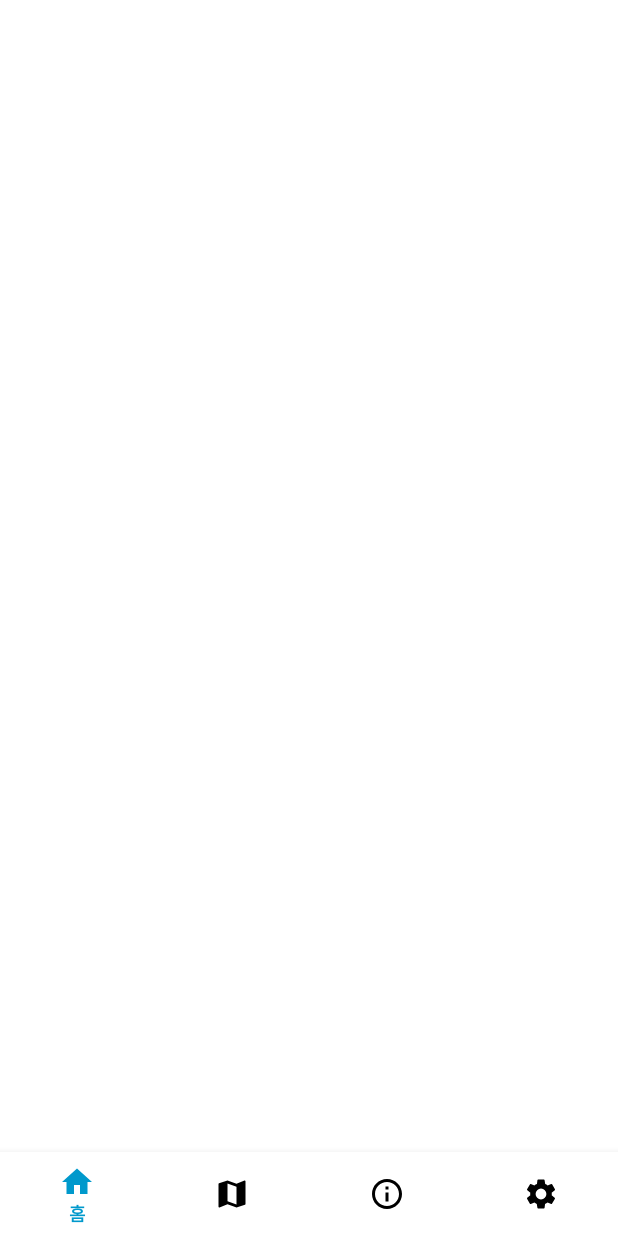
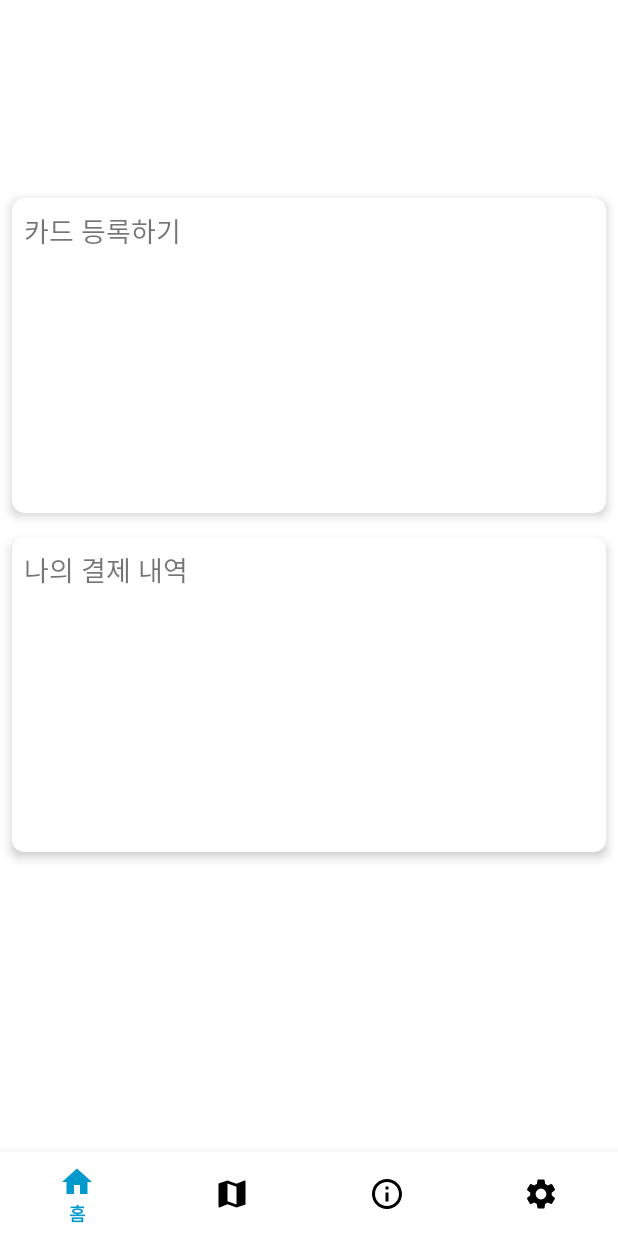
Before and after one commit to zeropay2019/ZeroPay_2019, an Android app: the HomeFragment screen opened directly, with no data from a screen before it, on a phone screen of 412 x 824 dp. Before the commit the screen is almost empty. Run offline under Robolectric (Android 15) with nearby library versions, the phone set to English and light mode, and no system bars.

Commit message:
add : main fragment xml

```diff
--- a/src/client/app/src/main/java/com/seoul/app/zeropay_client/ui/HomeFragment.kt
+++ b/src/client/app/src/main/java/com/seoul/app/zeropay_client/ui/HomeFragment.kt
@@ -16,5 +16,4 @@ class HomeFragment : Fragment() {
         return inflater.inflate(R.layout.fragment_home, container, false)
     }
 
-
 }
--- a/src/client/app/src/main/res/layout/fragment_home.xml
+++ b/src/client/app/src/main/res/layout/fragment_home.xml
@@ -1,8 +1,77 @@
 <?xml version="1.0" encoding="utf-8"?>
-<FrameLayout xmlns:android="http://schemas.android.com/apk/res/android"
+<androidx.constraintlayout.widget.ConstraintLayout xmlns:android="http://schemas.android.com/apk/res/android"
+    xmlns:app="http://schemas.android.com/apk/res-auto"
     xmlns:tools="http://schemas.android.com/tools"
     android:layout_width="match_parent"
     android:layout_height="match_parent"
     tools:context=".ui.HomeFragment">
 
-</FrameLayout>
+    <androidx.viewpager2.widget.ViewPager2
+        android:id="@+id/main_viewpager"
+        android:layout_width="match_parent"
+        android:layout_height="100dp"
+        android:layout_marginStart="8dp"
+        android:layout_marginTop="16dp"
+        android:layout_marginEnd="8dp"
+        app:layout_constraintEnd_toEndOf="parent"
+        app:layout_constraintStart_toStartOf="parent"
+        app:layout_constraintTop_toTopOf="parent" />
+
+    <androidx.cardview.widget.CardView
+        android:id="@+id/register_cardView"
+        android:layout_width="match_parent"
+        android:layout_height="210dp"
+        android:layout_marginStart="8dp"
+        android:layout_marginTop="16dp"
+        android:layout_marginEnd="8dp"
+        app:cardCornerRadius="8dp"
+        app:cardElevation="4dp"
+        app:layout_constraintEnd_toEndOf="parent"
+        app:layout_constraintStart_toStartOf="parent"
+        app:layout_constraintTop_toBottomOf="@+id/main_viewpager">
+        <TextView
+            android:layout_width="wrap_content"
+            android:layout_height="wrap_content"
+            android:layout_marginStart="8dp"
+            android:layout_marginTop="8dp"
+            android:layout_marginBottom="8dp"
+            android:fontFamily="cursive"
+            android:text="카드 등록하기"
+            android:textSize="18sp" />
+        <androidx.viewpager2.widget.ViewPager2
+            android:layout_width="match_parent"
+            android:layout_height="155dp"
+            android:layout_marginStart="8dp"
+            android:layout_marginTop="40dp"
+            android:layout_marginEnd="8dp" />
+    </androidx.cardview.widget.CardView>
+
+    <androidx.cardview.widget.CardView
+        android:layout_width="match_parent"
+        android:layout_height="210dp"
+        android:layout_marginStart="8dp"
+        android:layout_marginTop="16dp"
+        android:layout_marginEnd="8dp"
+        app:cardCornerRadius="8dp"
+        app:cardElevation="4dp"
+        app:layout_constraintEnd_toEndOf="parent"
+        app:layout_constraintStart_toStartOf="parent"
+        app:layout_constraintTop_toBottomOf="@+id/register_cardView">
+        <TextView
+            android:layout_width="wrap_content"
+            android:layout_height="wrap_content"
+            android:layout_marginStart="8dp"
+            android:layout_marginTop="8dp"
+            android:layout_marginBottom="8dp"
+            android:fontFamily="cursive"
+            android:text="나의 결제 내역"
+            android:textSize="18sp" />
+        <androidx.viewpager2.widget.ViewPager2
+            android:layout_width="match_parent"
+            android:layout_height="155dp"
+            android:layout_marginStart="8dp"
+            android:layout_marginTop="40dp"
+            android:layout_marginEnd="8dp" />
+    </androidx.cardview.widget.CardView>
+
+</androidx.constraintlayout.widget.ConstraintLayout>
```
Also changed, not shown: src/client/app/src/main/res/drawable/bc.png (added), src/client/app/src/main/res/drawable/citi.png (added), src/client/app/src/main/res/drawable/hana.png (added), src/client/app/src/main/res/drawable/hyundai.png (added), src/client/app/src/main/res/drawable/kakao.png (added), src/client/app/src/main/res/drawable/kb.png (added), src/client/app/src/main/res/drawable/lotte.png (added), src/client/app/src/main/res/drawable/nh.png (added), src/client/app/src/main/res/drawable/samsung.png (added), src/client/app/src/main/res/drawable/shinhan.png (added).
